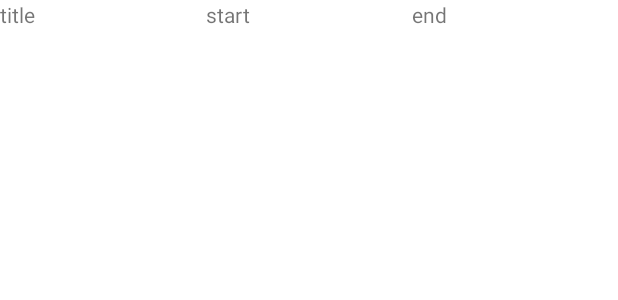
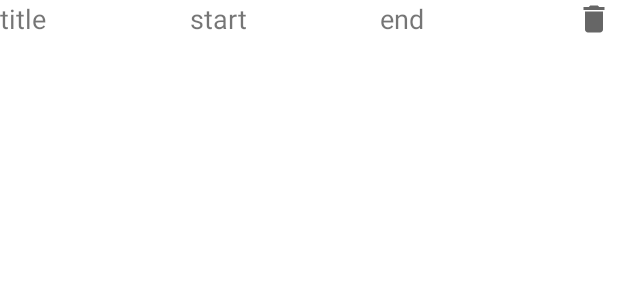
Before and after one commit to RenijS/Android_Events-Manager, an Android app: the layout rv_layout.xml on its own in the app's theme, with its tools: preview values and no code run, on a phone screen of 412 x 824 dp. Shown: the top 300 px of the screen. Run offline under Robolectric (Android 15) with nearby library versions, the phone set to English and light mode, and no system bars.

```diff
--- a/app/src/main/res/layout/rv_layout.xml
+++ b/app/src/main/res/layout/rv_layout.xml
@@ -1,7 +1,7 @@
 <?xml version="1.0" encoding="utf-8"?>
 <LinearLayout xmlns:android="http://schemas.android.com/apk/res/android"
     android:layout_width="match_parent"
-    android:layout_height="match_parent"
+    android:layout_height="wrap_content"
     android:orientation="horizontal">
 
     <TextView
@@ -9,6 +9,7 @@
         android:layout_width="0dp"
         android:layout_height="wrap_content"
         android:text="title"
+        android:textSize="18sp"
         android:layout_weight="1"/>
 
     <TextView
@@ -16,17 +17,23 @@
         android:layout_width="0dp"
         android:layout_height="wrap_content"
         android:text="start"
+        android:textSize="18sp"
         android:layout_weight="1"/>
     <TextView
         android:id="@+id/tvEndTime"
         android:layout_width="0dp"
         android:layout_height="wrap_content"
         android:text="end"
+        android:textSize="18sp"
         android:layout_weight="1"/>
 
-    <Button
+    <ImageButton
         android:id="@+id/editBtn"
         android:layout_width="wrap_content"
-        android:layout_height="wrap_content"
-        android:visibility="gone"/>
+        android:layout_height="match_parent"
+        android:background="@android:color/transparent"
+        android:contentDescription="@string/edit_button"
+        android:src="@drawable/ic_delete"
+        android:visibility="visible"
+        android:padding="4dp"/>
 </LinearLayout>
```
Also changed, not shown: app/src/main/java/com/example/eventsmanager/MainActivity.kt (+24 -1 lines), app/src/main/res/layout/activity_main.xml (+13 -2 lines), app/src/main/res/values/strings.xml (+4 -13 lines).
